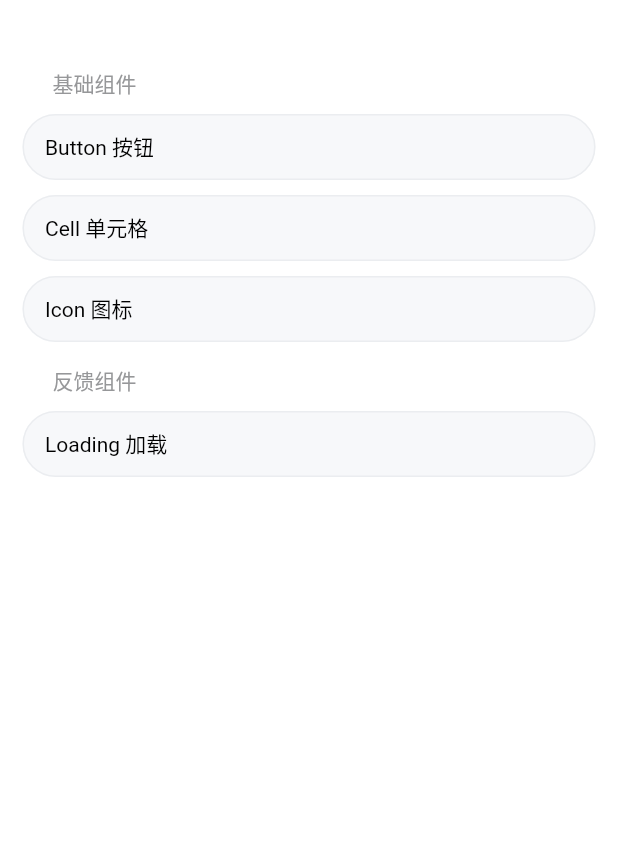
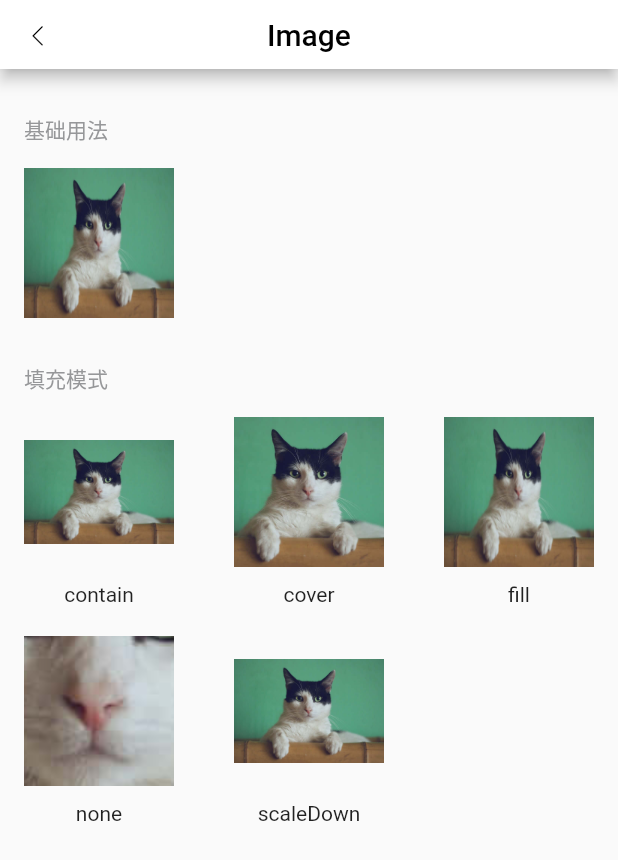
Before and after one commit to oblivioussing/vant_flutter, a Flutter app: the screen it shows after launch, on a phone screen of 412 x 824 dp. Shown: the top 860 px of the screen. Run offline on Flutter 3.47's test engine with Material 2 defaults, Android fonts, the phone set to English and light mode, and no system bars.

Commit message:
feature: image

```diff
--- a/lib/demo/button.dart
+++ b/lib/demo/button.dart
@@ -1,9 +1,9 @@
 import 'package:flutter/cupertino.dart';
 import 'package:flutter/material.dart';
+
 import 'package:vant_flutter/package/button/button.dart';
 import 'package:vant_flutter/package/icon/icon.dart';
 import 'package:vant_flutter/package/loading/loading.dart';
-
 import 'package:vant_flutter/package/nav_bar/nav_bar.dart';
 import 'package:vant_flutter/package/style/color.dart';
 
--- /dev/null
+++ b/lib/demo/image.dart
@@ -0,0 +1,123 @@
+import 'package:flutter/material.dart';
+
+import 'package:vant_flutter/package/nav_bar/nav_bar.dart';
+import 'package:vant_flutter/package/style/color.dart';
+
+class ImageDemo extends StatefulWidget {
+  const ImageDemo({Key? key}) : super(key: key);
+
+  @override
+  _ImageDemoState createState() => _ImageDemoState();
+}
+
+class _ImageDemoState extends State<ImageDemo> {
+  @override
+  Widget build(BuildContext context) {
+    return Scaffold(
+      appBar: NavBar(title: 'Image'),
+      body: SingleChildScrollView(
+        padding: EdgeInsets.only(
+          left: 16,
+          top: 0,
+          right: 16,
+          bottom: 30,
+        ),
+        child: Column(
+          crossAxisAlignment: CrossAxisAlignment.start,
+          children: [
+            _title('基础用法'),
+            _base(),
+            _title('填充模式'),
+            _mode(),
+          ],
+        ),
+      ),
+    );
+  }
+
+  // 基础用法
+  Widget _base() {
+    return _image(fit: BoxFit.fill);
+  }
+
+  // 填充模式
+  Widget _mode() {
+    return Column(
+      children: [
+        Row(
+          mainAxisAlignment: MainAxisAlignment.spaceBetween,
+          children: [
+            Column(
+              children: [
+                _image(fit: BoxFit.contain),
+                _label('contain'),
+              ],
+            ),
+            Column(
+              children: [
+                _image(fit: BoxFit.cover),
+                _label('cover'),
+              ],
+            ),
+            Column(
+              children: [
+                _image(fit: BoxFit.fill),
+                _label('fill'),
+              ],
+            ),
+          ],
+        ),
+        SizedBox(height: 20),
+        Row(
+          mainAxisAlignment: MainAxisAlignment.spaceBetween,
+          children: [
+            Column(
+              children: [
+                _image(fit: BoxFit.none),
+                _label('none'),
+              ],
+            ),
+            Column(
+              children: [
+                _image(fit: BoxFit.scaleDown),
+                _label('scaleDown'),
+              ],
+            ),
+            SizedBox(width: 100)
+          ],
+        ),
+      ],
+    );
+  }
+
+  Widget _image({fit: BoxFit}) {
+    return Image.asset(
+      'image/cat.jpeg',
+      fit: fit,
+      height: 100,
+      width: 100,
+    );
+  }
+
+  Widget _label(String text) {
+    return Padding(
+      padding: EdgeInsets.only(top: 10),
+      child: Text(text),
+    );
+  }
+
+  Widget _title(text) {
+    return Container(
+      padding: EdgeInsets.only(
+        top: 30,
+        bottom: 15,
+      ),
+      child: Text(
+        text,
+        style: TextStyle(
+          color: ChantColor.gray6,
+        ),
+      ),
+    );
+  }
+}
--- a/lib/main.dart
+++ b/lib/main.dart
@@ -3,6 +3,7 @@ import 'package:flutter/material.dart';
 import 'package:vant_flutter/demo/button.dart';
 import 'package:vant_flutter/demo/cell.dart';
 import 'package:vant_flutter/demo/icon.dart';
+import 'package:vant_flutter/demo/image.dart';
 import 'package:vant_flutter/demo/loading.dart';
 import 'package:vant_flutter/package/button/button.dart';
 import 'package:vant_flutter/package/style/color.dart';
@@ -17,8 +18,8 @@ class App extends StatelessWidget {
   @override
   Widget build(BuildContext context) {
     return MaterialApp(
-      home: Home(),
-      // home: CellDemo(),
+      // home: Home(),
+      home: ImageDemo(),
     );
   }
 }
@@ -64,6 +65,9 @@ class _HomeState extends State<Home> {
         _cellBtn('Icon 图标', () {
           _router('icon');
         }),
+        _cellBtn('Image 图片', () {
+          _router('image');
+        }),
         _title('反馈组件'),
         _cellBtn('Loading 加载', () {
           _router('loading');
@@ -106,9 +110,10 @@ class _HomeState extends State<Home> {
   _router(String path) {
     var map = {
       'button': ButtonDemo(),
+      'cell': CellDemo(),
       'icon': IconDemo(),
+      'image': ImageDemo(),
       'loading': LoadingDemo(),
-      'cell': CellDemo(),
     };
     var wdt = map[path] ?? Container();
     Navigator.push(
```
Also changed, not shown: image/cat.jpeg (added), 1 other file.
